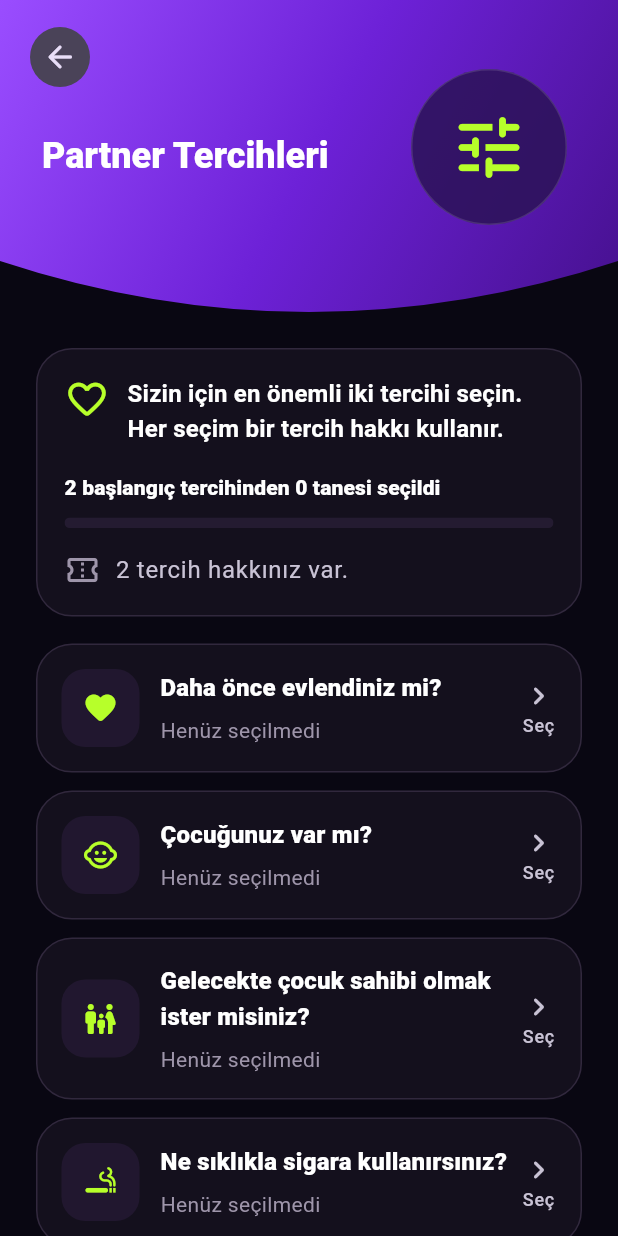
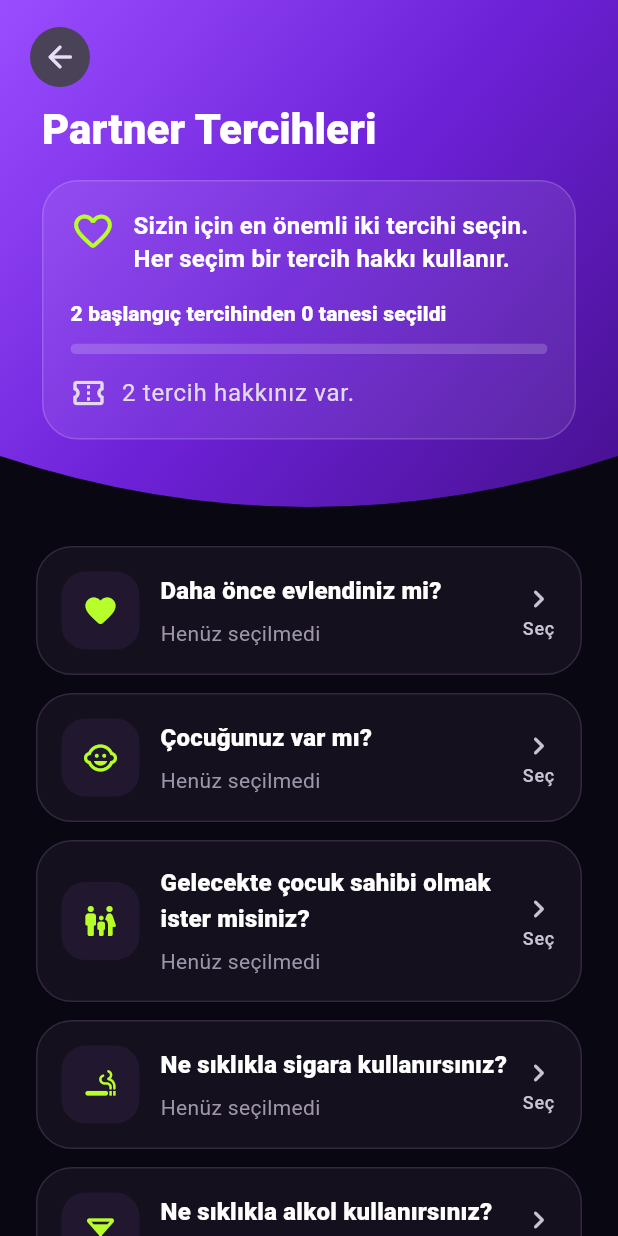
Before and after one commit to Queensho/ybb, a Flutter app: the PartnerPreferencesScreen screen opened directly, on a phone screen of 412 x 824 dp. Run offline on Flutter 3.47's test engine with Material 3 defaults, Android fonts, the phone set to English and light mode, and no system bars; our stand-ins replace flutter_svg.

Commit message:
Move partner preference summary into purple hero

```diff
--- a/lib/mockups/onboarding/partner_preferences_screen.dart
+++ b/lib/mockups/onboarding/partner_preferences_screen.dart
@@ -56,7 +56,9 @@ class _PartnerPreferencesScreenState extends State<PartnerPreferencesScreen> {
     ),
   ];
 
-  int get selectedPreferenceCount => selections.values.where((value) => value.isNotEmpty).length;
+  int get selectedPreferenceCount =>
+      selections.values.where((value) => value.isNotEmpty).length;
+
   int get remainingRights => (2 - selectedPreferenceCount).clamp(0, 2);
 
   Future<void> _openQuestion(int index) async {
@@ -69,91 +71,33 @@ class _PartnerPreferencesScreenState extends State<PartnerPreferencesScreen> {
       ),
     );
     if (result == null) return;
-    setState(() {
-      selections[index] = result;
-    });
+    setState(() => selections[index] = result);
   }
 
   @override
   Widget build(BuildContext context) {
     const black = Color(0xFF090712);
+
     return Scaffold(
       backgroundColor: black,
       body: SafeArea(
         child: Column(
           children: [
-            _PartnerHero(onBack: () => Navigator.of(context).pop()),
+            _PartnerHero(
+              onBack: () => Navigator.of(context).pop(),
+              selectedCount: selectedPreferenceCount,
+              remainingRights: remainingRights,
+            ),
             Expanded(
               child: SingleChildScrollView(
                 padding: EdgeInsets.fromLTRB(
                   context.tokens.spaceLg,
-                  12,
+                  14,
                   context.tokens.spaceLg,
                   40,
                 ),
                 child: Column(
                   children: [
-                    Container(
-                      width: double.infinity,
-                      padding: const EdgeInsets.all(18),
-                      decoration: BoxDecoration(
-                        color: const Color(0xFF14101D),
-                        borderRadius: BorderRadius.circular(24),
-                        border: Border.all(color: const Color(0xFF31283D)),
-                      ),
-                      child: Column(
-                        crossAxisAlignment: CrossAxisAlignment.start,
-                        children: [
-                          Row(
-                            crossAxisAlignment: CrossAxisAlignment.start,
-                            children: [
-                              Icon(Icons.favorite_border_rounded, color: context.tokens.lime, size: 30),
-                              const SizedBox(width: 12),
-                              Expanded(
-                                child: Text(
-                                  'Sizin için en önemli iki tercihi seçin. Her seçim bir tercih hakkı kullanır.',
-                                  style: context.texts.titleMedium?.copyWith(
-                                    color: Colors.white,
-                                    fontWeight: FontWeight.w700,
-                                    height: 1.45,
-                                  ),
-                                ),
-                              ),
-                            ],
-                          ),
-                          const SizedBox(height: 18),
-                          Text(
-                            '2 başlangıç tercihinden $selectedPreferenceCount tanesi seçildi',
-                            style: context.texts.titleSmall?.copyWith(
-                              color: Colors.white,
-                              fontWeight: FontWeight.w800,
-                            ),
-                          ),
-                          const SizedBox(height: 10),
-                          ClipRRect(
-                            borderRadius: BorderRadius.circular(999),
-                            child: LinearProgressIndicator(
-                              value: selectedPreferenceCount / 2,
-                              minHeight: 7,
-                              backgroundColor: const Color(0xFF241B31),
-                              valueColor: AlwaysStoppedAnimation<Color>(context.tokens.lime),
-                            ),
-                          ),
-                          const SizedBox(height: 16),
-                          Row(
-                            children: [
-                              const Icon(Icons.confirmation_number_outlined, color: Color(0xFF9E95AA)),
-                              const SizedBox(width: 10),
-                              Text(
-                                '$remainingRights tercih hakkınız var.',
-                                style: context.texts.bodyLarge?.copyWith(color: const Color(0xFFC9C3D5)),
-                              ),
-                            ],
-                          ),
-                        ],
-                      ),
-                    ),
-                    const SizedBox(height: 18),
                     for (var i = 0; i < questions.length; i++) ...[
                       _PreferenceTile(
                         question: questions[i],
@@ -184,10 +128,12 @@ class PartnerPreferenceDetailScreen extends StatefulWidget {
   final Set<String> initialSelection;
 
   @override
-  State<PartnerPreferenceDetailScreen> createState() => _PartnerPreferenceDetailScreenState();
+  State<PartnerPreferenceDetailScreen> createState() =>
+      _PartnerPreferenceDetailScreenState();
 }
 
-class _PartnerPreferenceDetailScreenState extends State<PartnerPreferenceDetailScreen> {
+class _PartnerPreferenceDetailScreenState
+    extends State<PartnerPreferenceDetailScreen> {
   late Set<String> selected;
   bool doesntMatter = false;
 
@@ -251,13 +197,17 @@ class _PartnerPreferenceDetailScreenState extends State<PartnerPreferenceDetailS
                     const SizedBox(height: 10),
                     Text(
                       'Karşınızdaki kişide aradığınız cevabı seçin.',
-                      style: context.texts.bodyLarge?.copyWith(color: const Color(0xFFC9C3D5)),
+                      style: context.texts.bodyLarge?.copyWith(
+                        color: const Color(0xFFC9C3D5),
+                      ),
                     ),
                     if (widget.question.multiSelect) ...[
                       const SizedBox(height: 8),
                       Text(
                         'Sizin için uygun olan birden fazla cevabı seçebilirsiniz.',
-                        style: context.texts.bodyMedium?.copyWith(color: const Color(0xFF8F879A)),
+                        style: context.texts.bodyMedium?.copyWith(
+                          color: const Color(0xFF8F879A),
+                        ),
                       ),
                     ],
                     const SizedBox(height: 22),
@@ -271,7 +221,7 @@ class _PartnerPreferenceDetailScreenState extends State<PartnerPreferenceDetailS
                       const SizedBox(height: 12),
                     ],
                     const SizedBox(height: 4),
-                    Divider(color: const Color(0xFF31283D)),
+                    const Divider(color: Color(0xFF31283D)),
                     const SizedBox(height: 10),
                     InkWell(
                       onTap: _toggleDoesntMatter,
@@ -280,10 +230,14 @@ class _PartnerPreferenceDetailScreenState extends State<PartnerPreferenceDetailS
                         duration: const Duration(milliseconds: 180),
                         padding: const EdgeInsets.all(18),
                         decoration: BoxDecoration(
-                          color: doesntMatter ? context.tokens.lime.withOpacity(.10) : const Color(0xFF14101D),
+                          color: doesntMatter
+                              ? context.tokens.lime.withOpacity(.10)
+                              : const Color(0xFF14101D),
                           borderRadius: BorderRadius.circular(24),
                           border: Border.all(
-                            color: doesntMatter ? context.tokens.lime : const Color(0xFF31283D),
+                            color: doesntMatter
+                                ? context.tokens.lime
+                                : const Color(0xFF31283D),
                             width: doesntMatter ? 2 : 1,
                           ),
                         ),
@@ -292,7 +246,9 @@ class _PartnerPreferenceDetailScreenState extends State<PartnerPreferenceDetailS
                           children: [
                             Icon(
                               Icons.remove_circle_outline_rounded,
-                              color: doesntMatter ? context.tokens.lime : const Color(0xFF9E95AA),
+                              color: doesntMatter
+                                  ? context.tokens.lime
+                                  : const Color(0xFF9E95AA),
                               size: 30,
                             ),
                             const SizedBox(width: 14),
@@ -330,7 +286,12 @@ class _PartnerPreferenceDetailScreenState extends State<PartnerPreferenceDetailS
         ),
       ),
       bottomNavigationBar: SafeArea(
-        minimum: EdgeInsets.fromLTRB(context.tokens.spaceLg, 10, context.tokens.spaceLg, 16),
+        minimum: EdgeInsets.fromLTRB(
+          context.tokens.spaceLg,
+          10,
+          context.tokens.spaceLg,
+          16,
+        ),
         child: SizedBox(
           height: 58,
           child: FilledButton(
@@ -371,13 +332,20 @@ class _PreferenceQuestion {
 }
 
 class _PartnerHero extends StatelessWidget {
-  const _PartnerHero({required this.onBack});
+  const _PartnerHero({
+    required this.onBack,
+    required this.selectedCount,
+    required this.remainingRights,
+  });
+
   final VoidCallback onBack;
+  final int selectedCount;
+  final int remainingRights;
 
   @override
   Widget build(BuildContext context) {
     return SizedBox(
-      height: 220,
+      height: 350,
       width: double.infinity,
       child: ClipPath(
         clipper: _OvalBottomClipper(),
@@ -386,7 +354,11 @@ class _PartnerHero extends StatelessWidget {
             gradient: LinearGradient(
               begin: Alignment.topLeft,
               end: Alignment.bottomRight,
-              colors: [Color(0xFF9A4DFF), Color(0xFF6D21D7), Color(0xFF45108D)],
+              colors: [
+                Color(0xFF9A4DFF),
+                Color(0xFF6D21D7),
+                Color(0xFF45108D),
+              ],
             ),
           ),
           child: Stack(
@@ -401,19 +373,90 @@ class _PartnerHero extends StatelessWidget {
               ),
               Positioned(
                 left: 28,
-                top: 88,
+                right: 28,
+                top: 68,
                 child: Text(
                   'Partner Tercihleri',
-                  style: context.texts.headlineSmall?.copyWith(
+                  style: context.texts.headlineMedium?.copyWith(
                     color: Colors.white,
                     fontWeight: FontWeight.w900,
                   ),
                 ),
               ),
               Positioned(
-                right: 34,
-                top: 46,
-                child: _HeroIcon(icon: Icons.tune_rounded),
+                left: 28,
+                right: 28,
+                top: 120,
+                child: Container(
+                  padding: const EdgeInsets.all(18),
+                  decoration: BoxDecoration(
+                    color: Colors.white.withOpacity(.08),
+                    borderRadius: BorderRadius.circular(24),
+                    border: Border.all(color: Colors.white.withOpacity(.16)),
+                  ),
+                  child: Column(
+                    crossAxisAlignment: CrossAxisAlignment.start,
+                    children: [
+                      Row(
+                        crossAxisAlignment: CrossAxisAlignment.start,
+                        children: [
+                          Icon(
+                            Icons.favorite_border_rounded,
+                            color: context.tokens.lime,
+                            size: 30,
+                          ),
+                          const SizedBox(width: 12),
+                          Expanded(
+                            child: Text(
+                              'Sizin için en önemli iki tercihi seçin. Her seçim bir tercih hakkı kullanır.',
+                              style: context.texts.titleMedium?.copyWith(
+                                color: Colors.white,
+                                fontWeight: FontWeight.w700,
+                                height: 1.4,
+                              ),
+                            ),
+                          ),
+                        ],
+                      ),
+                      const SizedBox(height: 16),
+                      Text(
+                        '2 başlangıç tercihinden $selectedCount tanesi seçildi',
+                        style: context.texts.titleSmall?.copyWith(
+                          color: Colors.white,
+                          fontWeight: FontWeight.w800,
+                        ),
+                      ),
+                      const SizedBox(height: 10),
+                      ClipRRect(
+                        borderRadius: BorderRadius.circular(999),
+                        child: LinearProgressIndicator(
+                          value: selectedCount / 2,
+                          minHeight: 7,
+                          backgroundColor: Colors.white.withOpacity(.18),
+                          valueColor: AlwaysStoppedAnimation<Color>(
+                            context.tokens.lime,
+                          ),
+                        ),
+                      ),
+                      const SizedBox(height: 14),
+                      Row(
+                        children: [
+                          const Icon(
+                            Icons.confirmation_number_outlined,
+                            color: Color(0xFFE2DAEC),
+                          ),
+                          const SizedBox(width: 10),
+                          Text(
+                            '$remainingRights tercih hakkınız var.',
+                            style: context.texts.bodyLarge?.copyWith(
+                              color: const Color(0xFFE2DAEC),
+                            ),
+                          ),
+                        ],
+                      ),
+                    ],
+                  ),
+                ),
               ),
             ],
           ),
@@ -424,7 +467,11 @@ class _PartnerHero extends StatelessWidget {
 }
 
 class _PreferenceDetailHero extends StatelessWidget {
-  const _PreferenceDetailHero({required this.icon, required this.onBack});
+  const _PreferenceDetailHero({
+    required this.icon,
+    required this.onBack,
+  });
+
   final IconData icon;
   final VoidCallback onBack;
 
@@ -440,7 +487,11 @@ class _PreferenceDetailHero extends StatelessWidget {
             gradient: LinearGradient(
               begin: Alignment.topLeft,
               end: Alignment.bottomRight,
-              colors: [Color(0xFF9A4DFF), Color(0xFF6D21D7), Color(0xFF45108D)],
+              colors: [
+                Color(0xFF9A4DFF),
+                Color(0xFF6D21D7),
+                Color(0xFF45108D),
+              ],
             ),
           ),
           child: Stack(
@@ -479,6 +530,7 @@ class _PreferenceDetailHero extends StatelessWidget {
 
 class _HeroIcon extends StatelessWidget {
   const _HeroIcon({required this.icon});
+
   final IconData icon;
 
   @override
@@ -551,7 +603,9 @@ class _PreferenceTile extends StatelessWidget {
                     maxLines: 2,
                     overflow: TextOverflow.ellipsis,
                     style: context.texts.bodyMedium?.copyWith(
-                      color: hasSelection ? context.tokens.lime : const Color(0xFF9E95AA),
+                      color: hasSelection
+                          ? context.tokens.lime
+                          : const Color(0xFF9E95AA),
                     ),
                   ),
                 ],
@@ -560,8 +614,16 @@ class _PreferenceTile extends StatelessWidget {
             const SizedBox(width: 8),
             Column(
               children: [
-                const Icon(Icons.chevron_right_rounded, color: Color(0xFFC9C3D5)),
-                Text('Seç', style: context.texts.labelMedium?.copyWith(color: const Color(0xFFC9C3D5))),
+                const Icon(
+                  Icons.chevron_right_rounded,
+                  color: Color(0xFFC9C3D5),
+                ),
+                Text(
+                  'Seç',
+                  style: context.texts.labelMedium?.copyWith(
+                    color: const Color(0xFFC9C3D5),
+                  ),
+                ),
               ],
             ),
           ],
@@ -593,7 +655,9 @@ class _PreferenceOptionCard extends StatelessWidget {
         duration: const Duration(milliseconds: 180),
         padding: const EdgeInsets.symmetric(horizontal: 18, vertical: 18),
         decoration: BoxDecoration(
-          color: selected ? context.tokens.lime.withOpacity(.10) : const Color(0xFF14101D),
+          color: selected
+              ? context.tokens.lime.withOpacity(.10)
+              : const Color(0xFF14101D),
           borderRadius: BorderRadius.circular(24),
           border: Border.all(
             color: selected ? context.tokens.lime : const Color(0xFF31283D),
@@ -604,8 +668,12 @@ class _PreferenceOptionCard extends StatelessWidget {
           children: [
             Icon(
               square
-                  ? (selected ? Icons.check_box_rounded : Icons.check_box_outline_blank_rounded)
-                  : (selected ? Icons.radio_button_checked_rounded : Icons.radio_button_unchecked_rounded),
+                  ? (selected
+                      ? Icons.check_box_rounded
+                      : Icons.check_box_outline_blank_rounded)
+                  : (selected
+                      ? Icons.radio_button_checked_rounded
+                      : Icons.radio_button_unchecked_rounded),
               color: selected ? context.tokens.lime : const Color(0xFF9E95AA),
               size: 30,
             ),
```
